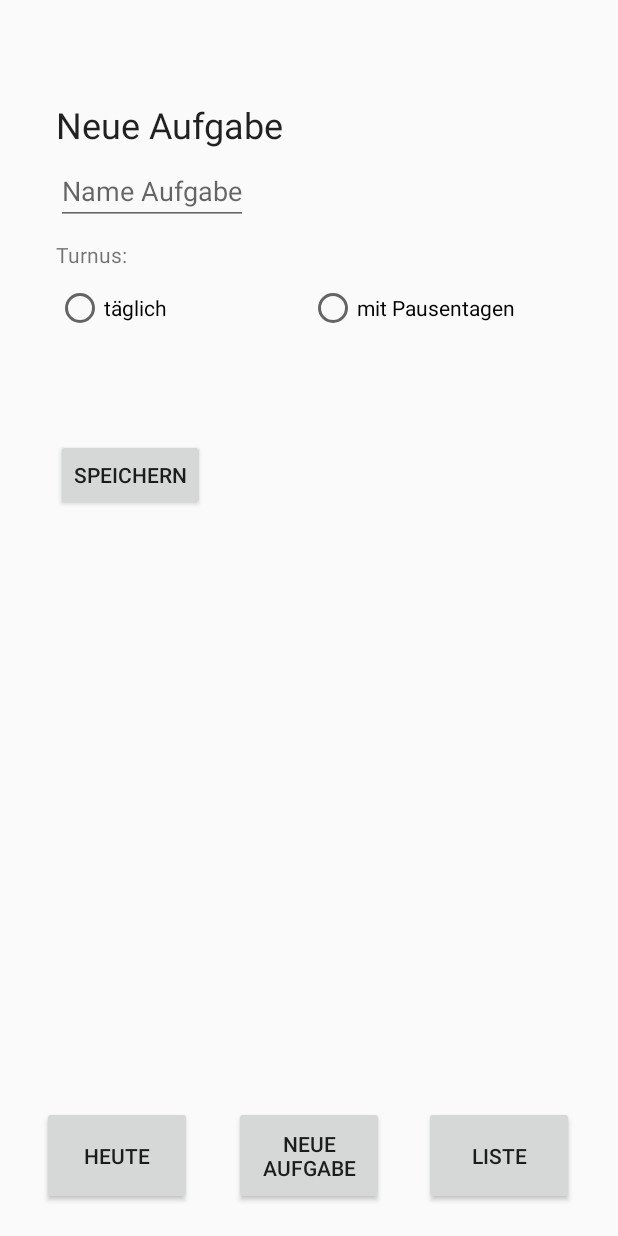
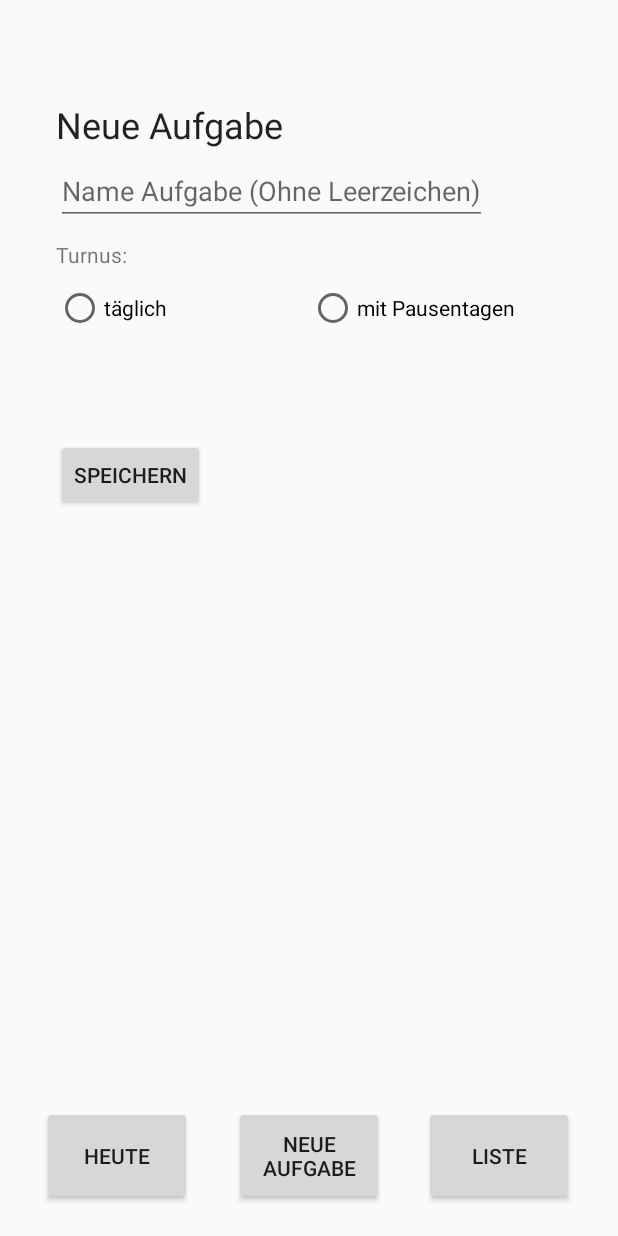
Before and after one commit to MKoehler6/Fitness, an Android app: the screen it shows after launch (MainActivity), after a tap on "NEUE AUFGABE", on a phone screen of 412 x 824 dp. Run offline under Robolectric (Android 15) with nearby library versions, the phone set to English and light mode, and no system bars.

Commit message:
Version auf Handy 2

```diff
--- a/app/build.gradle
+++ b/app/build.gradle
@@ -30,4 +30,5 @@ dependencies {
     androidTestImplementation 'com.android.support.test.espresso:espresso-core:3.0.2'
     implementation 'com.android.support:gridlayout-v7:27.1.1'
     implementation 'com.android.support:recyclerview-v7:27.1.1'
+    implementation 'com.android.support:design:27.1.1'
 }
--- a/app/src/main/java/com/example/micha/todo/Heute.java
+++ b/app/src/main/java/com/example/micha/todo/Heute.java
@@ -2,6 +2,7 @@ package com.example.micha.todo;
 
 import android.app.Fragment;
 import android.content.Context;
+import android.content.Intent;
 import android.content.SharedPreferences;
 import android.os.Bundle;
 import android.support.v7.widget.LinearLayoutManager;
@@ -19,12 +20,14 @@ import java.util.ArrayList;
 import java.util.Date;
 import java.util.List;
 
+import static com.example.micha.todo.MainActivity.bild;
+
 public class Heute extends Fragment {
 
     static String PREF_TAG = "tag";
     static String PREF_MONAT = "monat";
     static String PREF_WOCHE = "woche";
-     List<Aufgabe> aufgaben;
+    List<Aufgabe> aufgaben;
 
     public View onCreateView(LayoutInflater inflater, ViewGroup container, Bundle savedInstanceState) {
 
@@ -45,7 +48,7 @@ public class Heute extends Fragment {
         SharedPreferences.Editor editor2 = sharedPreferences2.edit();
         SharedPreferences.Editor editor3 = sharedPreferences3.edit();
         int savedTag = sharedPreferences1.getInt(PREF_TAG, 0);
-        //savedTag = 28;
+        //savedTag = 4;
         int savedMonat = sharedPreferences2.getInt(PREF_MONAT, 0);
         int savedWoche = sharedPreferences3.getInt(PREF_WOCHE, 0);
         if (savedTag == 0 | savedMonat == 0 | savedWoche == 0) {
@@ -59,10 +62,13 @@ public class Heute extends Fragment {
             savedMonat = sharedPreferences2.getInt(PREF_MONAT, 0);
             savedWoche = sharedPreferences3.getInt(PREF_WOCHE, 0);
         }
-
+        Log.d("MEINLOGsavedTagundMonat: ", "" + savedTag + " " + tag);
+        Log.d("MEINLOGsavedMonatundMonat: ", "" + savedMonat + " " + monat);
         if (savedTag != tag | savedMonat != monat) {
             editor1.putInt(PREF_TAG, tag);
             editor1.commit();
+            editor2.putInt(PREF_MONAT, monat);
+            editor2.commit();
             toDoDB.setDailyUndone();
             for (int i=0; i < aufgaben.size(); i++) {
                 ArrayList<String> dates = toDoDB.readDate(aufgaben.get(i).name);
@@ -97,7 +103,12 @@ public class Heute extends Fragment {
         recyclerView.setAdapter(adapter);
         RecyclerView.LayoutManager layoutManager = new LinearLayoutManager(getActivity());
         recyclerView.setLayoutManager(layoutManager);
-
+        if (toDoDB.readAufgabeUnerledigt().size() == 0) {
+            bild.setVisibility(View.VISIBLE);
+            Log.d("MEINLOGneueActivity: ", " wird aufgerufen");
+        } else {
+            bild.setVisibility(View.INVISIBLE);
+        }
         return view;
     }
 }
--- a/app/src/main/java/com/example/micha/todo/MainActivity.java
+++ b/app/src/main/java/com/example/micha/todo/MainActivity.java
@@ -3,6 +3,7 @@ package com.example.micha.todo;
 import android.content.Context;
 import android.support.v7.app.AppCompatActivity;
 import android.os.Bundle;
+import android.util.Log;
 import android.view.View;
 import android.widget.ImageView;
 
@@ -10,11 +11,14 @@ public class MainActivity extends AppCompatActivity {
 
     static String PREF_NAME = "pref_name";
     Context context = this;
+    static ImageView bild;
+    ToDoDB toDoDB = new ToDoDB(context);
 
     @Override
     protected void onCreate(Bundle savedInstanceState) {
         super.onCreate(savedInstanceState);
         setContentView(R.layout.activity_main);
+        bild = (ImageView) findViewById(R.id.imageView2);
         Heute fragmentHeute = new Heute();
         android.app.FragmentManager fragmentManager = getFragmentManager();
         android.app.FragmentTransaction fragmentTransaction = fragmentManager.beginTransaction();
@@ -28,6 +32,12 @@ public class MainActivity extends AppCompatActivity {
         android.app.FragmentTransaction fragmentTransaction = fragmentManager.beginTransaction();
         fragmentTransaction.replace(R.id.fragmentPlatzhalter, fragmentHeute);
         fragmentTransaction.commit();
+        if (toDoDB.readAufgabeUnerledigt().size() == 0) {
+            bild.setVisibility(View.VISIBLE);
+            Log.d("MEINLOGneueActivity: ", " wird aufgerufen");
+        } else {
+            bild.setVisibility(View.INVISIBLE);
+        }
     }
     public void listeActivity (View view) {
         AufgabenListe fragmentAufgListe = new AufgabenListe();
@@ -35,6 +45,7 @@ public class MainActivity extends AppCompatActivity {
         android.app.FragmentTransaction fragmentTransaction = fragmentManager.beginTransaction();
         fragmentTransaction.replace(R.id.fragmentPlatzhalter, fragmentAufgListe);
         fragmentTransaction.commit();
+        bild.setVisibility(View.INVISIBLE);
     }
     public void neueAufgabeActivity (View view) {
         NeueAufgabe fragmentNeueAufgabe = new NeueAufgabe();
@@ -42,6 +53,7 @@ public class MainActivity extends AppCompatActivity {
         android.app.FragmentTransaction fragmentTransaction = fragmentManager.beginTransaction();
         fragmentTransaction.replace(R.id.fragmentPlatzhalter, fragmentNeueAufgabe);
         fragmentTransaction.commit();
+        bild.setVisibility(View.INVISIBLE);
     }
     @Override
     protected void onStop() {
--- a/app/src/main/res/layout/activity_main.xml
+++ b/app/src/main/res/layout/activity_main.xml
@@ -19,6 +19,19 @@
         app:layout_constraintVertical_bias="0.135">
 
     </FrameLayout>
+
+    <ImageView
+        android:id="@+id/imageView2"
+        android:layout_width="0dp"
+        android:layout_height="0dp"
+        android:scaleType="centerCrop"
+        app:layout_constraintBottom_toBottomOf="parent"
+        app:layout_constraintEnd_toEndOf="parent"
+        app:layout_constraintHorizontal_bias="0.0"
+        app:layout_constraintStart_toStartOf="parent"
+        app:layout_constraintTop_toTopOf="parent"
+        app:layout_constraintVertical_bias="1.0"
+        app:srcCompat="@mipmap/tibet1" />
 
     <Button
         android:id="@+id/btn_heute"
--- a/app/src/main/res/layout/text_text_zweizeilen.xml
+++ b/app/src/main/res/layout/text_text_zweizeilen.xml
@@ -59,7 +59,7 @@
     <TextView
         android:id="@+id/textView11"
         android:layout_width="50dp"
-        android:layout_height="34dp"
+        android:layout_height="wrap_content"
         android:layout_alignParentTop="true"
         android:layout_alignStart="@+id/textView5"
         android:gravity="center_vertical"
@@ -69,7 +69,7 @@
     <TextView
         android:id="@+id/textView12"
         android:layout_width="50dp"
-        android:layout_height="34dp"
+        android:layout_height="wrap_content"
         android:layout_alignParentTop="true"
         android:layout_toEndOf="@+id/textView5"
         android:gravity="center_vertical"
@@ -79,7 +79,7 @@
     <TextView
         android:id="@+id/textView13"
         android:layout_width="50dp"
-        android:layout_height="34dp"
+        android:layout_height="wrap_content"
         android:layout_alignEnd="@+id/textzeile1"
         android:layout_alignParentTop="true"
         android:gravity="center_vertical"
--- a/app/src/main/res/values/strings.xml
+++ b/app/src/main/res/values/strings.xml
@@ -8,7 +8,7 @@
     <string name="heute">Heute</string>
     <string name="neue_aufgabe">Neue Aufgabe</string>
     <string name="liste">Liste</string>
-    <string name="name_aufgabe">Name Aufgabe</string>
+    <string name="name_aufgabe">Name Aufgabe (Ohne Leerzeichen)</string>
     <string name="turnus">Turnus:</string>
     <string name="taeglich">täglich</string>
     <string name="_1d_pause"> 1d Pause</string>
```
Also changed, not shown: app/src/main/AndroidManifest.xml (+3 -5 lines), app/src/main/java/com/example/micha/todo/AufgabenHeuteAdapter.java (+8 -0 lines), app/src/main/res/mipmap-hdpi/logo_rhoen_apotheke.png (deleted), app/src/main/res/mipmap-mdpi/tibet1.jpg (added).
